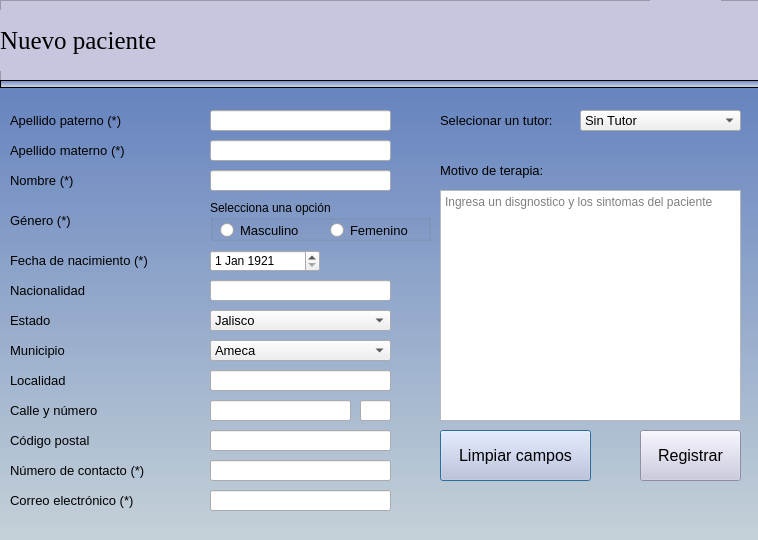
First picture: the form in pythonProject/vistas/agregarPaciente.ui, repository francisco2124/Cognidron-EEG-Version1.0, before the edit.
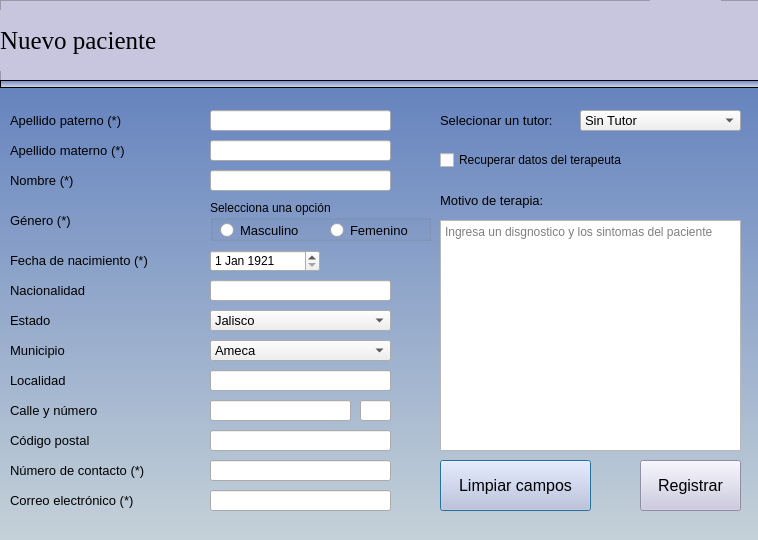
Second picture: the form after the edit. Icons and pictures are not drawn.

What changed in the file:
```diff
--- a/pythonProject/vistas/agregarPaciente.ui
+++ b/pythonProject/vistas/agregarPaciente.ui
@@ -45,7 +45,7 @@
    <property name="geometry">
     <rect>
      <x>440</x>
-     <y>190</y>
+     <y>220</y>
      <width>301</width>
      <height>231</height>
     </rect>
@@ -58,7 +58,7 @@
    <property name="geometry">
     <rect>
      <x>440</x>
-     <y>160</y>
+     <y>190</y>
      <width>141</width>
      <height>21</height>
     </rect>
@@ -192,7 +192,7 @@
    <property name="geometry">
     <rect>
      <x>440</x>
-     <y>430</y>
+     <y>460</y>
      <width>151</width>
      <height>51</height>
     </rect>
@@ -214,7 +214,7 @@
    <property name="geometry">
     <rect>
      <x>640</x>
-     <y>430</y>
+     <y>460</y>
      <width>101</width>
      <height>51</height>
     </rect>
@@ -812,6 +812,19 @@
     <number>40</number>
    </property>
   </widget>
+  <widget class="QCheckBox" name="checkBoxcbRecuperarDatosTutor">
+   <property name="geometry">
+    <rect>
+     <x>440</x>
+     <y>150</y>
+     <width>231</width>
+     <height>20</height>
+    </rect>
+   </property>
+   <property name="text">
+    <string>Recuperar datos del terapeuta</string>
+   </property>
+  </widget>
   <zorder>label_7</zorder>
   <zorder>label_17</zorder>
   <zorder>ptDiagnostico</zorder>
@@ -849,6 +862,7 @@
   <zorder>leLoclidad</zorder>
   <zorder>leNacionalidad</zorder>
   <zorder>leCorreoElectronico</zorder>
+  <zorder>checkBoxcbRecuperarDatosTutor</zorder>
  </widget>
  <resources>
   <include location="images/image.qrc"/>
```
